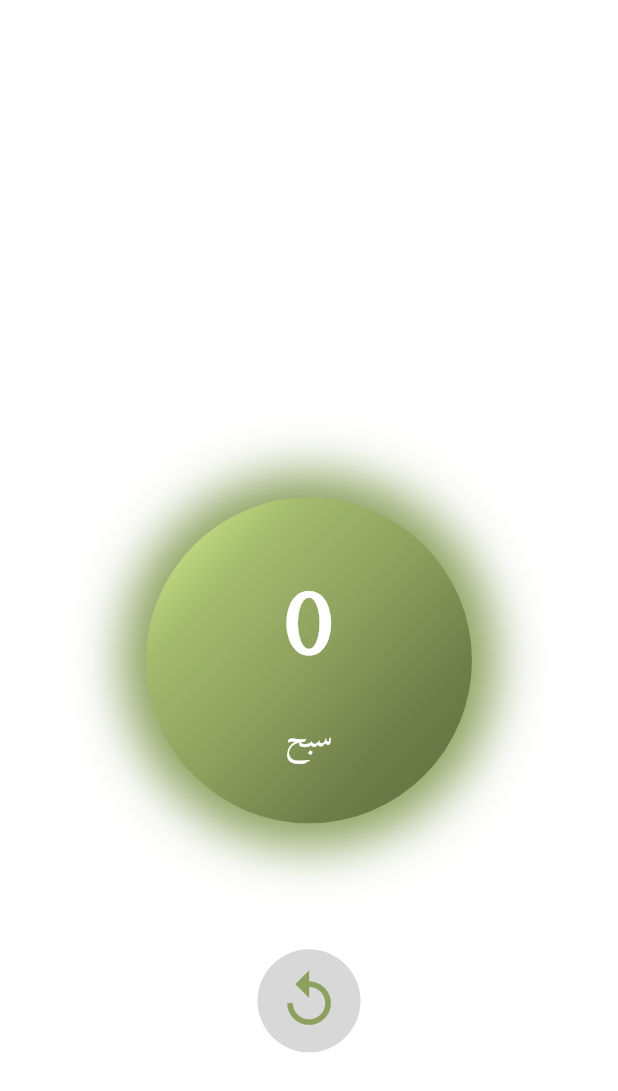
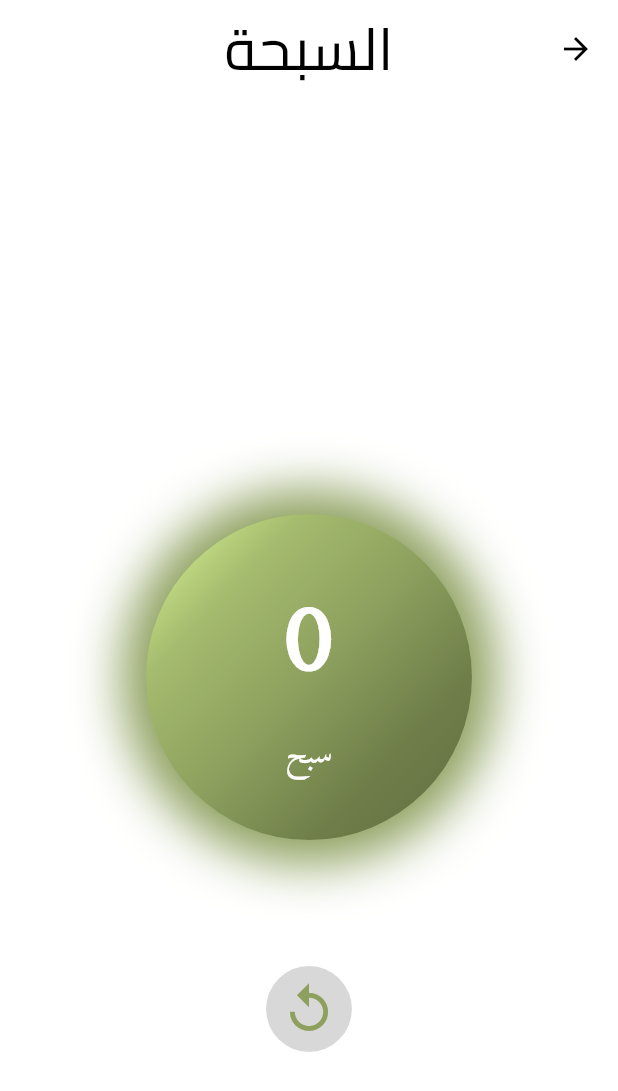
Before and after one commit to mohamedmagdy2301/azkary_app, a Flutter app: the SabhaScreen screen opened by its route, on a phone screen of 412 x 824 dp. Shown: the top 1091 px of the screen. Run offline on Flutter 3.47's test engine with Material 3 defaults, Android fonts, the light colour scheme and no system bars; our stand-ins replace firebase_core, flutter_bloc, flutter_screenutil; accounts and stored records are empty.

Commit message:
Added appbar to sabha screen

```diff
--- a/lib/features/sabha/presentation/veiw/screens/sabha_screen.dart
+++ b/lib/features/sabha/presentation/veiw/screens/sabha_screen.dart
@@ -1,4 +1,5 @@
 import 'package:azkary_app/core/utils/colors.dart';
+import 'package:azkary_app/features/sabha/presentation/veiw/widgets/appbar_sabha.dart';
 import 'package:azkary_app/features/sabha/presentation/veiw/widgets/sabha_screen_body_circle.dart';
 import 'package:flutter/material.dart';
 import 'package:flutter_screenutil/flutter_screenutil.dart';
@@ -18,11 +19,12 @@ class _SabhaScreenState extends State<SabhaScreen> {
   //
   Widget build(BuildContext context) {
     return Scaffold(
+      appBar: const AppBarSabha(),
       body: Center(
         child: Column(
           mainAxisAlignment: MainAxisAlignment.center,
           children: [
-            SizedBox(height: 200.h),
+            SizedBox(height: 150.h),
             GestureDetector(
               onTap: () {
                 setState(() {
@@ -39,11 +41,11 @@ class _SabhaScreenState extends State<SabhaScreen> {
                 });
               },
               icon: CircleAvatar(
-                backgroundColor: Color.fromARGB(255, 216, 216, 216),
-                radius: 30.w,
+                backgroundColor: const Color.fromARGB(255, 216, 216, 216),
+                radius: 25.w,
                 child: Icon(
                   Icons.replay,
-                  size: 40.sp,
+                  size: 35.sp,
                   color: ColorsAppLight.primaryColor,
                 ),
               ),
--- /dev/null
+++ b/lib/features/sabha/presentation/veiw/widgets/appbar_sabha.dart
@@ -0,0 +1,27 @@
+import 'package:azkary_app/core/utils/strings.dart';
+import 'package:flutter/material.dart';
+import 'package:flutter_screenutil/flutter_screenutil.dart';
+
+class AppBarSabha extends StatelessWidget implements PreferredSizeWidget {
+  const AppBarSabha({super.key});
+
+  @override
+  Widget build(BuildContext context) {
+    return AppBar(
+      title: Text(
+        StringsAppAR.sabha,
+        style: TextStyle(
+          fontSize: 36.sp,
+          fontWeight: FontWeight.w400,
+        ),
+      ),
+      centerTitle: true,
+      flexibleSpace: Container(),
+      elevation: 0,
+      toolbarHeight: 60.h,
+    );
+  }
+
+  @override
+  Size get preferredSize => Size.fromHeight(60.h);
+}
--- a/lib/main_development.dart
+++ b/lib/main_development.dart
@@ -1,5 +1,5 @@
 import 'package:azkary_app/Azkary_app.dart';
-import 'package:azkary_app/core/utils/theming/light_theme.dart';
+import 'package:azkary_app/core/theming/light_theme.dart';
 import 'package:azkary_app/features/azkar/presentation/veiw/screens/azkar_details_screen.dart';
 import 'package:azkary_app/features/azkar/presentation/veiw/screens/azkar_screen.dart';
 import 'package:azkary_app/features/home/presentation/veiw/screens/home_screen.dart';
```
Also changed, not shown: lib/core/theming/dark_theme.dart (renamed from lib/core/utils/theming/dark_theme.dart), lib/core/theming/light_theme.dart (renamed from lib/core/utils/theming/light_theme.dart).
